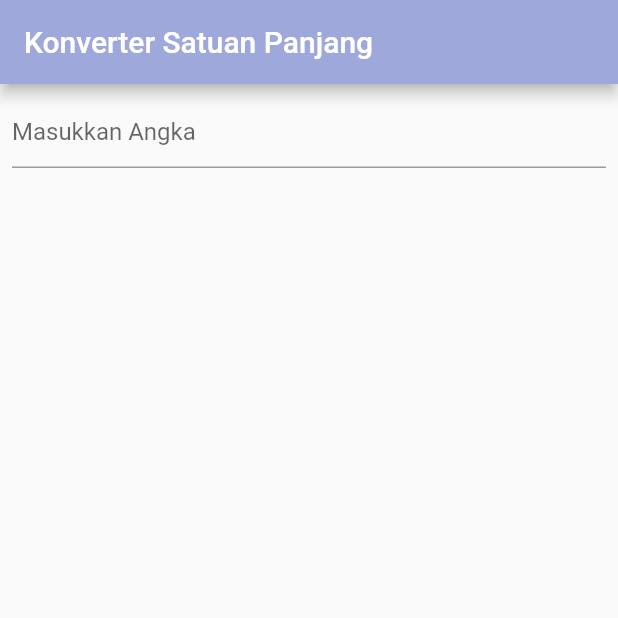
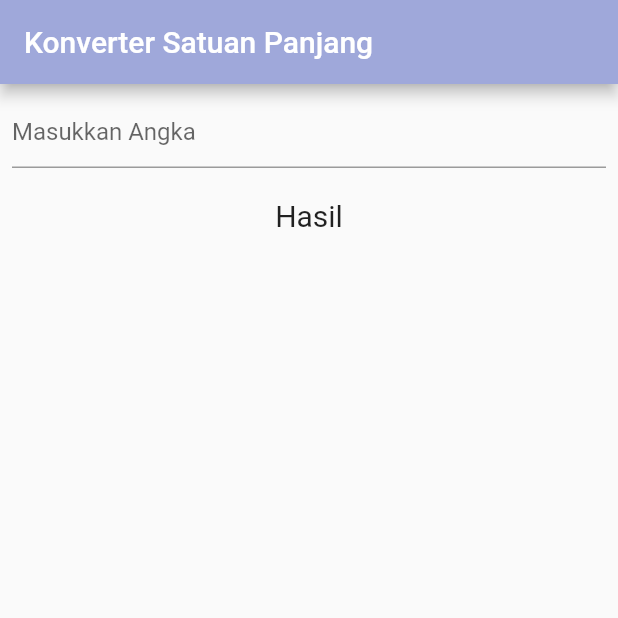
Before and after one commit to tsaniarisqi/kuis_mobile_flutter_konversi_satuan_panjang, a Flutter app: the screen it shows after launch, on a phone screen of 412 x 824 dp, the top half of it. Run offline on Flutter 3.47's test engine with Material 2 defaults, Android fonts, the phone set to English and light mode, and no system bars.

Commit message:
Menambahkan text untuk menampilkan hasil konversi

```diff
--- a/lib/main.dart
+++ b/lib/main.dart
@@ -23,7 +23,6 @@ class MyApp extends StatelessWidget {
         body: Container(
           margin: EdgeInsets.all(8),
           child: Column(
-            mainAxisAlignment: MainAxisAlignment.spaceBetween,
             children: [
               TextFormField(
                 decoration: const InputDecoration(
@@ -34,6 +33,21 @@ class MyApp extends StatelessWidget {
                   FilteringTextInputFormatter.allow(RegExp('[0-9.]')),
                 ],
               ),
+              Container(
+                margin: EdgeInsets.only(top: 20, bottom: 20),
+                child: Column(
+                  mainAxisAlignment: MainAxisAlignment.center,
+                  children: [
+                    Text(
+                      "Hasil",
+                      style: TextStyle(fontSize: 20),
+                    ),
+                    Text(
+                      ""
+                    ),
+                  ],
+                ),
+              )
             ],
           ),
         ),
```
